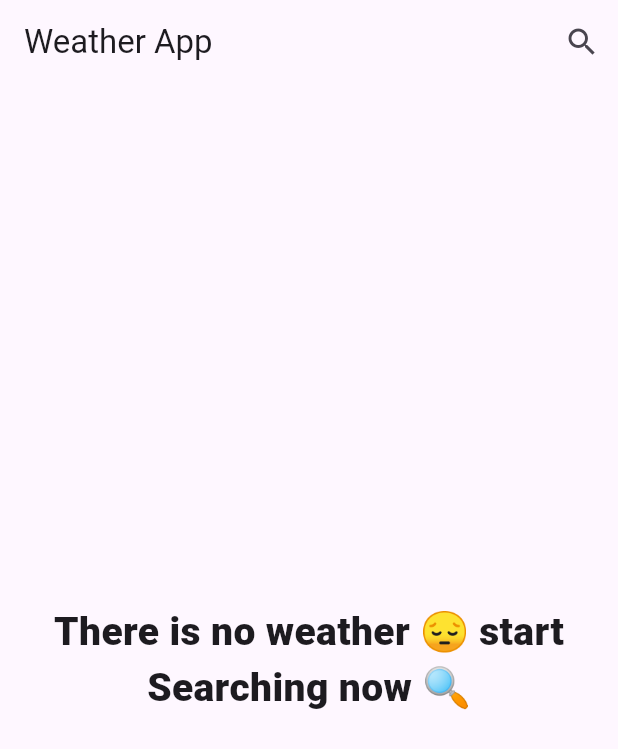
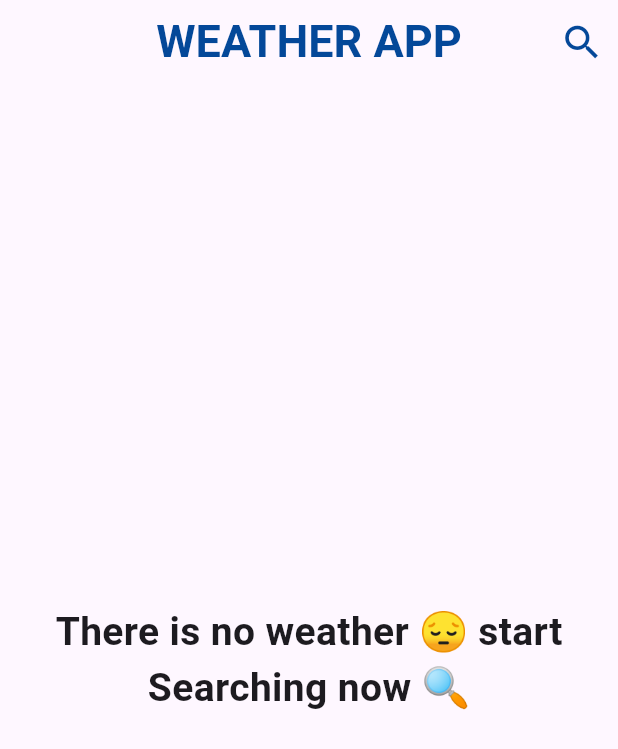
Before and after one commit to LailaRagab/weather_app-master, a Flutter app: the screen it shows after launch, on a phone screen of 412 x 824 dp. Shown: the top 749 px of the screen. Run offline on Flutter 3.47's test engine with Material 3 defaults, Android fonts, the phone set to English and light mode, and no system bars; our stand-ins replace dio, go_router.

Commit message:
Now i refactoring home widgets and home view and build customise widgets.

```diff
--- /dev/null
+++ b/lib/core/constants/constants.dart
@@ -0,0 +1,5 @@
+import 'package:dio/dio.dart';
+
+class Constants {
+  static Dio dio = Dio();
+}
--- a/lib/core/utiles/fonts.dart
+++ b/lib/core/utiles/fonts.dart
@@ -1,17 +1,17 @@
 import 'package:flutter/material.dart';
 
 class AppFonts {
-  static TextStyle weatherDetails = const TextStyle(
+  static TextStyle font26 = const TextStyle(
     fontSize: 26,
     fontWeight: FontWeight.bold,
   );
 
-  static TextStyle tempDetails = const TextStyle(
+  static TextStyle font14 = const TextStyle(
     fontSize: 14,
   );
 
-  static TextStyle updateDetails = const TextStyle(
-    fontSize: 20,
+  static TextStyle font30 = const TextStyle(
+    fontSize: 30,
     fontWeight: FontWeight.bold,
   );
 }
--- a/lib/features/city_search_weather/presentation/view/home_view.dart
+++ b/lib/features/city_search_weather/presentation/view/home_view.dart
@@ -1,29 +1,13 @@
 import 'package:flutter/material.dart';
+import 'package:weather_app/features/city_search_weather/presentation/view/widgets/home_widgets/home_app_bar.dart';
 import 'package:weather_app/features/city_search_weather/presentation/view/widgets/home_widgets/home_empty_body.dart';
 
 class Home extends StatelessWidget {
   const Home({super.key});
-
-  static String routeName = "home";
-
   @override
   Widget build(BuildContext context) {
-    return SafeArea(
-      child: Scaffold(
-          appBar: AppBar(
-            actions: [
-              IconButton(
-                onPressed: () {},
-                icon: const Icon(
-                  Icons.search,
-                ),
-              )
-            ],
-            title: const Text(
-              "Weather App",
-            ),
-          ),
-          body: HomeEmptyBody()),
+    return const SafeArea(
+      child: Scaffold(appBar: HomeAppBar(), body: HomeEmptyBody()),
     );
   }
 }
--- a/lib/features/city_search_weather/presentation/view/search.dart
+++ b/lib/features/city_search_weather/presentation/view/search.dart
@@ -5,9 +5,7 @@ import '../view_model/weather_api/api_request.dart';
 
 class Search extends StatelessWidget {
   Search({super.key});
-
-  static String routeName = "search";
-  ApiRequest obj = ApiRequest(dio: Dio());
+  ApiRequest obj = ApiRequest();
   @override
   Widget build(BuildContext context) {
     return Scaffold(
--- /dev/null
+++ b/lib/features/city_search_weather/presentation/view/widgets/home_widgets/app_bar_title.dart
@@ -0,0 +1,16 @@
+import 'package:flutter/material.dart';
+import 'package:weather_app/core/utiles/fonts.dart';
+
+import '../../../../../../core/utiles/colors.dart';
+
+class AppBarTitle extends StatelessWidget {
+  const AppBarTitle({super.key});
+
+  @override
+  Widget build(BuildContext context) {
+    return Text(
+      "WEATHER APP",
+      style: AppFonts.font30.copyWith(color: AppColors.primary),
+    );
+  }
+}
--- a/lib/features/city_search_weather/presentation/view/widgets/home_widgets/home_app_bar.dart
+++ b/lib/features/city_search_weather/presentation/view/widgets/home_widgets/home_app_bar.dart
@@ -1,26 +1,23 @@
 import 'package:flutter/material.dart';
+import 'package:weather_app/features/city_search_weather/presentation/view/widgets/home_widgets/search_icon_button.dart';
 
-import '../../search.dart';
+import 'app_bar_title.dart';
 
-AppBar buildAppBar(BuildContext context) {
-  return AppBar(
-    // backgroundColor: AppColors.primary,
-    title: Text(
-      "Weather App",
-      //   style: TextStyle(
-      //   color: AppColors.white
-      // ),
-    ),
-    actions: [
-      IconButton(
-        onPressed: () {
-          Navigator.pushNamed(context, Search.routeName);
-        },
-        icon: Icon(
-          Icons.search,
-          // color: AppColors.white,
-        ),
-      )
-    ],
-  );
+class HomeAppBar extends StatelessWidget implements PreferredSizeWidget {
+  const HomeAppBar({super.key});
+
+  @override
+  Widget build(BuildContext context) {
+    return AppBar(
+      actions: const [
+        SearchIconButton(),
+      ],
+      title: const AppBarTitle(),
+      centerTitle: true,
+    );
+  }
+
+  @override
+  // TODO: implement preferredSize
+  Size get preferredSize => const Size.fromHeight(kToolbarHeight);
 }
--- a/lib/features/city_search_weather/presentation/view/widgets/home_widgets/home_empty_body.dart
+++ b/lib/features/city_search_weather/presentation/view/widgets/home_widgets/home_empty_body.dart
@@ -1,25 +1,22 @@
 import 'package:flutter/material.dart';
+
+import '../../../../../../core/utiles/fonts.dart';
 
 class HomeEmptyBody extends StatelessWidget {
   const HomeEmptyBody({super.key});
 
   @override
   Widget build(BuildContext context) {
-    return const Column(
+    return Column(
       mainAxisAlignment: MainAxisAlignment.center,
       children: [
         Center(
-          child: Text("There is no weather 😔 start" ,
-              style: TextStyle(
-                fontSize: 26,
-                fontWeight: FontWeight.w800
-          )
+          child: Text(
+            "There is no weather 😔 start",
+            style: AppFonts.font26,
           ),
         ),
-        Text("Searching now 🔍" , style: TextStyle(
-            fontSize: 26,
-            fontWeight: FontWeight.w800
-        ))
+        Text("Searching now 🔍", style: AppFonts.font26)
       ],
     );
   }
--- /dev/null
+++ b/lib/features/city_search_weather/presentation/view/widgets/home_widgets/search_icon_button.dart
@@ -0,0 +1,18 @@
+import 'package:flutter/material.dart';
+import 'package:weather_app/core/utiles/colors.dart';
+
+class SearchIconButton extends StatelessWidget {
+  const SearchIconButton({super.key});
+
+  @override
+  Widget build(BuildContext context) {
+    return IconButton(
+      onPressed: () {},
+      icon: const Icon(
+        Icons.search,
+      ),
+      color: AppColors.primary,
+      iconSize: 30,
+    );
+  }
+}
```
Also changed, not shown: lib/features/city_search_weather/presentation/view/widgets/home_widgets/home_weather_body.dart (+6 -7 lines), lib/features/city_search_weather/presentation/view_model/weather_api/api_request.dart (+3 -5 lines), pubspec.lock, 2 other files.
